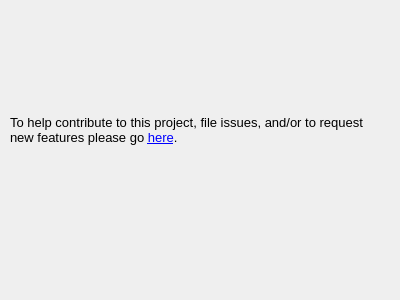
wwderw/embTools, file contribute.ui: the form before one commit.
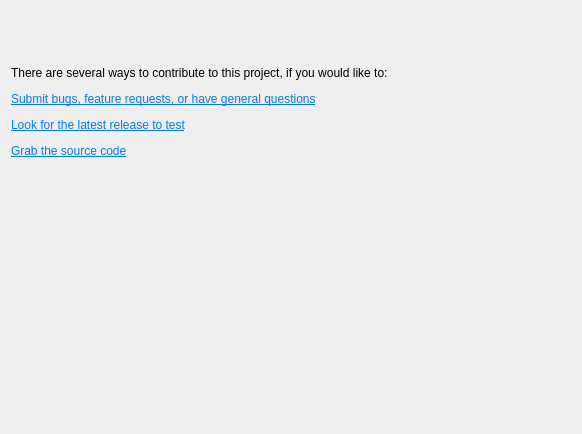
The form after the commit. Icons and pictures are not drawn.

What changed in the file:
```diff
--- a/contribute.ui
+++ b/contribute.ui
@@ -6,46 +6,40 @@
    <rect>
     <x>0</x>
     <y>0</y>
-    <width>400</width>
-    <height>300</height>
+    <width>582</width>
+    <height>434</height>
    </rect>
   </property>
   <property name="windowTitle">
    <string>Dialog</string>
   </property>
+  <layout class="QGridLayout" name="gridLayout">
+   <item row="0" column="0">
+    <layout class="QVBoxLayout" name="verticalLayout">
+     <item>
   <widget class="QLabel" name="link">
-   <property name="geometry">
-    <rect>
-     <x>10</x>
-     <y>100</y>
-     <width>361</width>
-     <height>61</height>
-    </rect>
-   </property>
-   <property name="font">
-    <font>
-     <pointsize>10</pointsize>
-    </font>
-   </property>
    <property name="text">
-    <string>To help contribute to this project, file issues, and/or to request new features please go &lt;a href=&quot;https://github.com/embTools/embTools&quot;&gt;here&lt;/a&gt;.</string>
-   </property>
-   <property name="scaledContents">
-    <bool>true</bool>
-   </property>
-   <property name="wordWrap">
-    <bool>true</bool>
-   </property>
-  </widget>
+        <string>&lt;html&gt;&lt;head/&gt;&lt;body&gt;&lt;p&gt;There are several ways to contribute to this project, if you would like to:&lt;/p&gt;&lt;p&gt;&lt;a href=&quot;https://github.com/wwderw/embTools/issues&quot;&gt;&lt;span style=&quot; text-decoration: underline; color:#007af4;&quot;&gt;Submit bugs, feature requests, or have general questions&lt;/span&gt;&lt;/a&gt;&lt;/p&gt;&lt;p&gt;&lt;a href=&quot;https://github.com/wwderw/embTools/releases&quot;&gt;&lt;span style=&quot; text-decoration: underline; color:#007af4;&quot;&gt;Look for the latest release to test&lt;/span&gt;&lt;/a&gt;&lt;/p&gt;&lt;p&gt;&lt;a href=&quot;https://github.com/wwderw/embTools&quot;&gt;&lt;span style=&quot; text-decoration: underline; color:#007af4;&quot;&gt;Grab the source code&lt;/span&gt;&lt;/a&gt;&lt;/p&gt;&lt;/body&gt;&lt;/html&gt;</string>
+       </property>
+      </widget>
+     </item>
+     <item>
+      <layout class="QHBoxLayout" name="horizontalLayout">
+       <item>
+        <spacer name="horizontalSpacer">
+         <property name="orientation">
+          <enum>Qt::Horizontal</enum>
+         </property>
+         <property name="sizeHint" stdset="0">
+          <size>
+           <width>40</width>
+           <height>20</height>
+          </size>
+         </property>
+        </spacer>
+       </item>
+       <item>
   <widget class="QLabel" name="label">
-   <property name="geometry">
-    <rect>
-     <x>120</x>
-     <y>160</y>
-     <width>131</width>
-     <height>101</height>
-    </rect>
-   </property>
    <property name="text">
     <string/>
    </property>
@@ -56,6 +50,25 @@
     <bool>true</bool>
    </property>
   </widget>
+       </item>
+       <item>
+        <spacer name="horizontalSpacer_2">
+         <property name="orientation">
+          <enum>Qt::Horizontal</enum>
+         </property>
+         <property name="sizeHint" stdset="0">
+          <size>
+           <width>40</width>
+           <height>20</height>
+          </size>
+         </property>
+        </spacer>
+       </item>
+      </layout>
+     </item>
+    </layout>
+   </item>
+  </layout>
  </widget>
  <resources>
   <include location="Resources.qrc"/>
```
Lines whose indentation alone changed are shown as unchanged.
